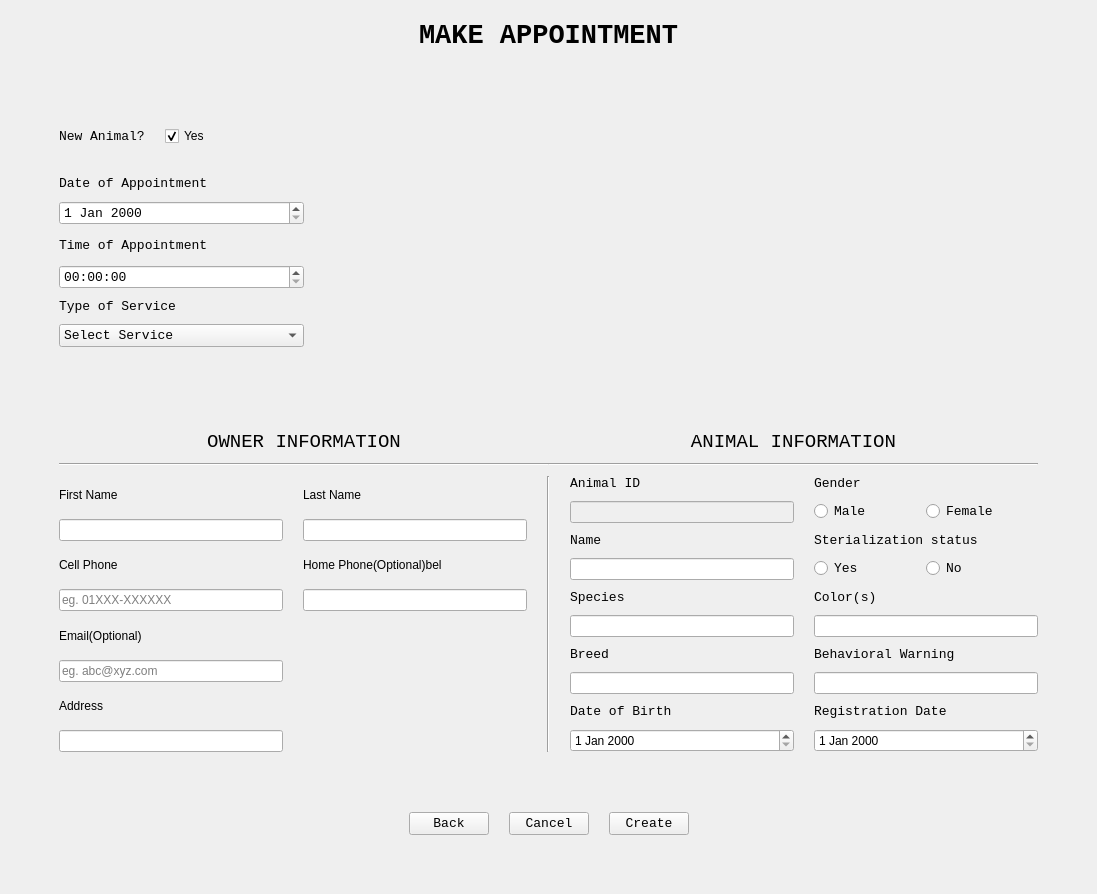
Above: ApppointmentCreateUI.ui from ASNaeem/Simple-VCMS before the change. Below: the same form after it.
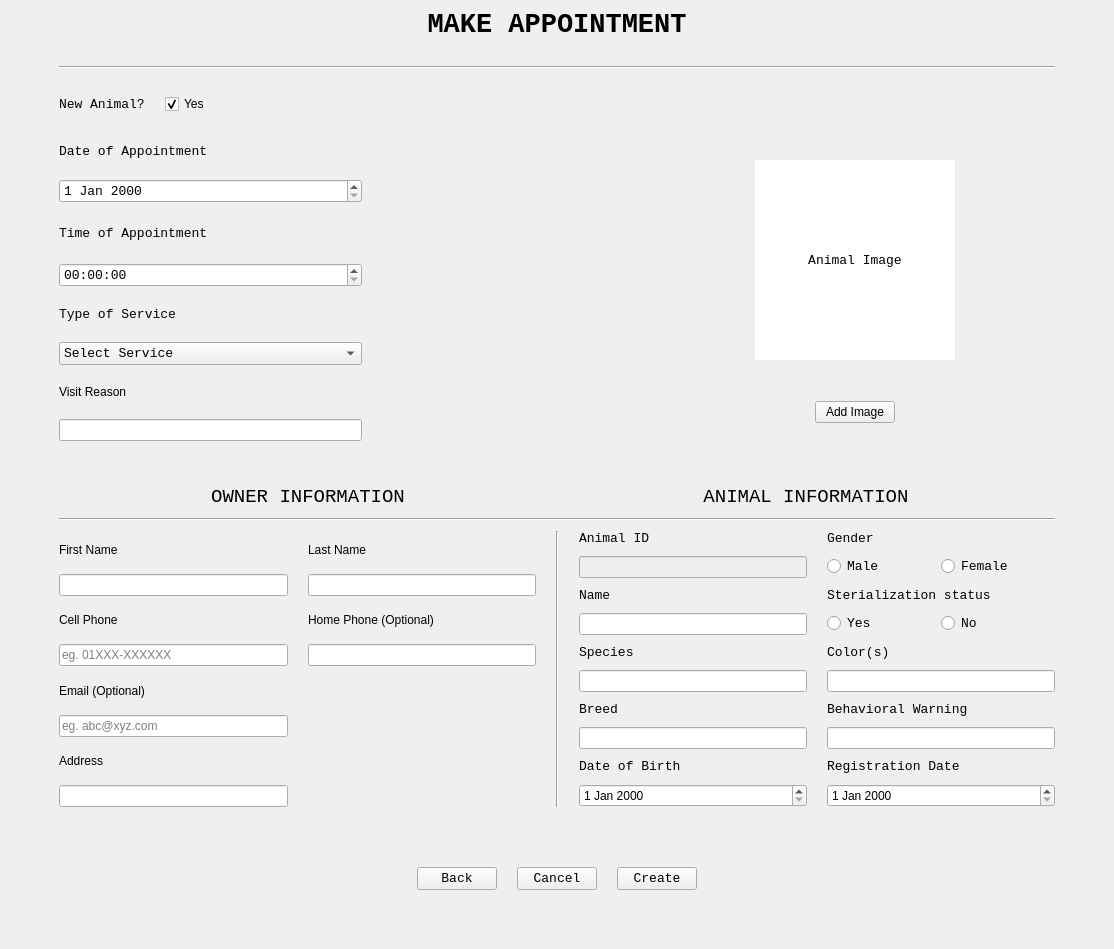
That is the form after the change.

Commit message: added the appointment modify window

```diff
--- a/ApppointmentCreateUI.ui
+++ b/ApppointmentCreateUI.ui
@@ -6,17 +6,17 @@
    <rect>
     <x>0</x>
     <y>0</y>
-    <width>1097</width>
-    <height>894</height>
+    <width>1114</width>
+    <height>949</height>
    </rect>
   </property>
   <property name="windowTitle">
    <string>MainWindow</string>
   </property>
   <widget class="QWidget" name="centralwidget">
-   <layout class="QVBoxLayout" name="verticalLayout_2">
+   <layout class="QVBoxLayout" name="verticalLayout_4">
     <item>
-     <layout class="QVBoxLayout" name="verticalLayout" stretch="2,2,2,2,2,2,0,2">
+     <layout class="QVBoxLayout" name="verticalLayout" stretch="2,0,0,0,0,2,0,0,2,0,2">
       <property name="spacing">
        <number>10</number>
       </property>
@@ -33,6 +33,21 @@
        <number>50</number>
       </property>
       <item>
+       <spacer name="verticalSpacer_2">
+        <property name="orientation">
+         <enum>Qt::Vertical</enum>
+        </property>
+        <property name="sizeHint" stdset="0">
+         <size>
+          <width>20</width>
+          <height>40</height>
+         </size>
+        </property>
+       </spacer>
+      </item>
+      <item>
+       <layout class="QVBoxLayout" name="verticalLayout_Main_label">
+        <item>
        <widget class="QLabel" name="label">
         <property name="font">
          <font>
@@ -50,8 +65,34 @@
         </property>
        </widget>
       </item>
+       </layout>
+      </item>
       <item>
-       <spacer name="verticalSpacer_2">
+       <spacer name="verticalSpacer_4">
+        <property name="orientation">
+         <enum>Qt::Vertical</enum>
+        </property>
+        <property name="sizeHint" stdset="0">
+         <size>
+          <width>20</width>
+          <height>40</height>
+         </size>
+        </property>
+       </spacer>
+      </item>
+      <item>
+       <layout class="QVBoxLayout" name="verticalLayout_5">
+        <item>
+         <widget class="Line" name="line_4">
+          <property name="orientation">
+           <enum>Qt::Horizontal</enum>
+          </property>
+         </widget>
+        </item>
+       </layout>
+      </item>
+      <item>
+       <spacer name="verticalSpacer_3">
         <property name="orientation">
          <enum>Qt::Vertical</enum>
         </property>
@@ -131,7 +172,14 @@
        </layout>
       </item>
       <item>
-       <layout class="QGridLayout" name="gridLayout_new_animal" rowstretch="0,0,0,0,0,0,0,0" columnstretch="3,9">
+       <layout class="QHBoxLayout" name="horizontalLayout_DOA_Image" stretch="0,0,0">
+        <property name="rightMargin">
+         <number>100</number>
+        </property>
+        <item>
+         <layout class="QVBoxLayout" name="verticalLayout_2">
+          <item>
+           <layout class="QGridLayout" name="gridLayout_new_animal" rowstretch="0,0,0,0,0,0,0,0,0,0" columnstretch="4,0">
         <property name="leftMargin">
          <number>0</number>
         </property>
@@ -142,94 +190,8 @@
          <number>20</number>
         </property>
         <property name="verticalSpacing">
-         <number>10</number>
-        </property>
-        <item row="4" column="1">
-         <spacer name="horizontalSpacer_15">
-          <property name="orientation">
-           <enum>Qt::Horizontal</enum>
-          </property>
-          <property name="sizeHint" stdset="0">
-           <size>
-            <width>40</width>
-            <height>20</height>
-           </size>
-          </property>
-         </spacer>
-        </item>
-        <item row="4" column="0">
-         <widget class="QLabel" name="label_7">
-          <property name="sizePolicy">
-           <sizepolicy hsizetype="Preferred" vsizetype="Preferred">
-            <horstretch>0</horstretch>
-            <verstretch>0</verstretch>
-           </sizepolicy>
-          </property>
-          <property name="font">
-           <font>
-            <family>Courier New</family>
-            <pointsize>10</pointsize>
-           </font>
-          </property>
-          <property name="text">
-           <string>Time of Appointment</string>
-          </property>
-         </widget>
-        </item>
-        <item row="6" column="0">
-         <widget class="QLabel" name="label_9">
-          <property name="sizePolicy">
-           <sizepolicy hsizetype="Preferred" vsizetype="Preferred">
-            <horstretch>0</horstretch>
-            <verstretch>0</verstretch>
-           </sizepolicy>
-          </property>
-          <property name="font">
-           <font>
-            <family>Courier New</family>
-            <pointsize>10</pointsize>
-           </font>
-          </property>
-          <property name="text">
-           <string>Type of Service</string>
-          </property>
-         </widget>
-        </item>
-        <item row="1" column="0">
-         <widget class="QLabel" name="label_6">
-          <property name="sizePolicy">
-           <sizepolicy hsizetype="Preferred" vsizetype="Preferred">
-            <horstretch>0</horstretch>
-            <verstretch>0</verstretch>
-           </sizepolicy>
-          </property>
-          <property name="font">
-           <font>
-            <family>Courier New</family>
-            <pointsize>10</pointsize>
-           </font>
-          </property>
-          <property name="text">
-           <string>Date of Appointment</string>
-          </property>
-         </widget>
-        </item>
-        <item row="3" column="0">
-         <widget class="QDateEdit" name="date_appt">
-          <property name="sizePolicy">
-           <sizepolicy hsizetype="Expanding" vsizetype="Fixed">
-            <horstretch>0</horstretch>
-            <verstretch>0</verstretch>
-           </sizepolicy>
-          </property>
-          <property name="font">
-           <font>
-            <family>Courier New</family>
-            <pointsize>10</pointsize>
-           </font>
-          </property>
-         </widget>
-        </item>
+             <number>20</number>
+            </property>
         <item row="7" column="0">
          <widget class="QComboBox" name="cb_service">
           <property name="sizePolicy">
@@ -271,6 +233,99 @@
           </item>
          </widget>
         </item>
+            <item row="8" column="0">
+             <widget class="QLabel" name="label_11">
+              <property name="text">
+               <string>Visit Reason</string>
+              </property>
+             </widget>
+            </item>
+            <item row="6" column="0">
+             <widget class="QLabel" name="label_9">
+              <property name="sizePolicy">
+               <sizepolicy hsizetype="Preferred" vsizetype="Preferred">
+                <horstretch>0</horstretch>
+                <verstretch>0</verstretch>
+               </sizepolicy>
+              </property>
+              <property name="font">
+               <font>
+                <family>Courier New</family>
+                <pointsize>10</pointsize>
+               </font>
+              </property>
+              <property name="text">
+               <string>Type of Service</string>
+              </property>
+             </widget>
+            </item>
+            <item row="1" column="0">
+             <widget class="QLabel" name="label_6">
+              <property name="sizePolicy">
+               <sizepolicy hsizetype="Preferred" vsizetype="Preferred">
+                <horstretch>0</horstretch>
+                <verstretch>0</verstretch>
+               </sizepolicy>
+              </property>
+              <property name="font">
+               <font>
+                <family>Courier New</family>
+                <pointsize>10</pointsize>
+               </font>
+              </property>
+              <property name="text">
+               <string>Date of Appointment</string>
+              </property>
+             </widget>
+            </item>
+            <item row="4" column="0">
+             <widget class="QLabel" name="label_7">
+              <property name="sizePolicy">
+               <sizepolicy hsizetype="Preferred" vsizetype="Preferred">
+                <horstretch>0</horstretch>
+                <verstretch>0</verstretch>
+               </sizepolicy>
+              </property>
+              <property name="font">
+               <font>
+                <family>Courier New</family>
+                <pointsize>10</pointsize>
+               </font>
+              </property>
+              <property name="text">
+               <string>Time of Appointment</string>
+              </property>
+             </widget>
+            </item>
+            <item row="4" column="1">
+             <spacer name="horizontalSpacer">
+              <property name="orientation">
+               <enum>Qt::Horizontal</enum>
+              </property>
+              <property name="sizeHint" stdset="0">
+               <size>
+                <width>40</width>
+                <height>20</height>
+               </size>
+              </property>
+             </spacer>
+            </item>
+            <item row="3" column="0">
+             <widget class="QDateEdit" name="date_appt">
+              <property name="sizePolicy">
+               <sizepolicy hsizetype="Expanding" vsizetype="Fixed">
+                <horstretch>0</horstretch>
+                <verstretch>0</verstretch>
+               </sizepolicy>
+              </property>
+              <property name="font">
+               <font>
+                <family>Courier New</family>
+                <pointsize>10</pointsize>
+               </font>
+              </property>
+             </widget>
+            </item>
         <item row="5" column="0">
          <widget class="QTimeEdit" name="time_appt">
           <property name="sizePolicy">
@@ -287,6 +342,90 @@
           </property>
          </widget>
         </item>
+            <item row="9" column="0">
+             <widget class="QLineEdit" name="lineEdit"/>
+            </item>
+           </layout>
+          </item>
+         </layout>
+        </item>
+        <item>
+         <spacer name="horizontalSpacer_4">
+          <property name="orientation">
+           <enum>Qt::Horizontal</enum>
+          </property>
+          <property name="sizeHint" stdset="0">
+           <size>
+            <width>40</width>
+            <height>20</height>
+           </size>
+          </property>
+         </spacer>
+        </item>
+        <item>
+         <layout class="QVBoxLayout" name="verticalLayout_3">
+          <property name="spacing">
+           <number>25</number>
+          </property>
+          <property name="bottomMargin">
+           <number>20</number>
+          </property>
+          <item>
+           <widget class="QLabel" name="label_10">
+            <property name="sizePolicy">
+             <sizepolicy hsizetype="Maximum" vsizetype="Maximum">
+              <horstretch>0</horstretch>
+              <verstretch>0</verstretch>
+             </sizepolicy>
+            </property>
+            <property name="minimumSize">
+             <size>
+              <width>200</width>
+              <height>200</height>
+             </size>
+            </property>
+            <property name="maximumSize">
+             <size>
+              <width>200</width>
+              <height>200</height>
+             </size>
+            </property>
+            <property name="font">
+             <font>
+              <family>Courier New</family>
+              <pointsize>10</pointsize>
+             </font>
+            </property>
+            <property name="styleSheet">
+             <string notr="true">background-color: rgb(255, 255, 255);</string>
+            </property>
+            <property name="text">
+             <string>Animal Image</string>
+            </property>
+            <property name="alignment">
+             <set>Qt::AlignCenter</set>
+            </property>
+           </widget>
+          </item>
+          <item>
+           <layout class="QHBoxLayout" name="horizontalLayout" stretch="0">
+            <item>
+             <widget class="QPushButton" name="pushButton">
+              <property name="sizePolicy">
+               <sizepolicy hsizetype="Fixed" vsizetype="Fixed">
+                <horstretch>0</horstretch>
+                <verstretch>0</verstretch>
+               </sizepolicy>
+              </property>
+              <property name="text">
+               <string>Add Image</string>
+              </property>
+             </widget>
+            </item>
+           </layout>
+          </item>
+         </layout>
+        </item>
        </layout>
       </item>
       <item>
@@ -440,14 +579,14 @@
           <item row="4" column="0">
            <widget class="QLabel" name="label_5">
             <property name="text">
-             <string>Email(Optional)</string>
+             <string>Email (Optional)</string>
             </property>
            </widget>
           </item>
           <item row="2" column="1">
            <widget class="QLabel" name="label_20">
             <property name="text">
-             <string>Home Phone(Optional)bel</string>
+             <string>Home Phone (Optional)</string>
             </property>
            </widget>
           </item>
```
Left out of the diff: 2 changed lines with no effect on the pictures. Lines whose indentation alone changed are shown as unchanged. The commit also changes 2 other files.
